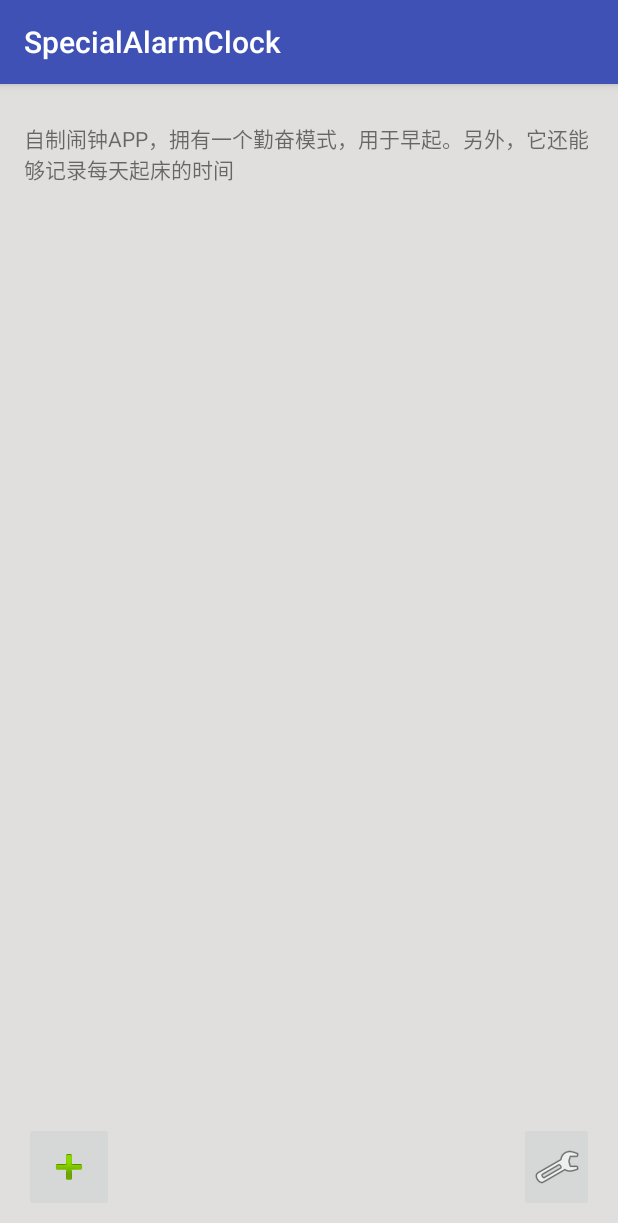
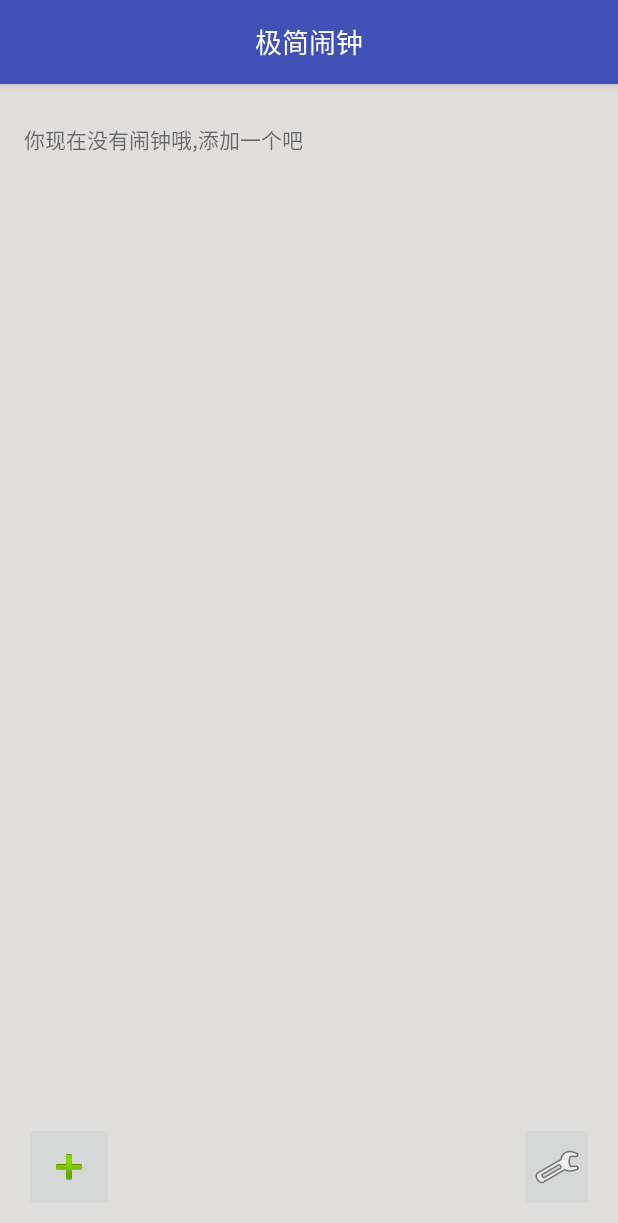
Before and after one commit to zeusro/SpecialAlarmClock, an Android app: the screen it shows after launch (AlarmActivity), on a phone screen of 412 x 824 dp. Shown: the top 1223 px of the screen. Run offline under Robolectric (Android 15) with nearby library versions, the phone set to English and light mode, and no system bars.

Commit message:
移植添加闹钟功能

```diff
--- a/app/src/main/java/zeusro/specialalarmclock/AlarmPreference.java
+++ b/app/src/main/java/zeusro/specialalarmclock/AlarmPreference.java
@@ -21,7 +21,8 @@ public class AlarmPreference {
         STRING,
         LIST,
         MULTIPLE_LIST,
-        TIME
+        TIME,
+        MULTIPLE_ImageButton,
     }
 
     private Key key;
--- a/app/src/main/java/zeusro/specialalarmclock/activity/AlarmActivity.java
+++ b/app/src/main/java/zeusro/specialalarmclock/activity/AlarmActivity.java
@@ -6,12 +6,15 @@ import android.content.DialogInterface;
 import android.content.DialogInterface.OnClickListener;
 import android.content.Intent;
 import android.os.Bundle;
+import android.util.Log;
 import android.view.HapticFeedbackConstants;
 import android.view.View;
 import android.widget.AdapterView;
 import android.widget.AdapterView.OnItemLongClickListener;
 import android.widget.CheckBox;
+import android.widget.ImageButton;
 import android.widget.ListView;
+import android.widget.TextView;
 import android.widget.Toast;
 
 import java.util.List;
@@ -25,6 +28,8 @@ public class AlarmActivity extends BaseActivity {
 
     AlarmListAdapter alarmListAdapter;
     ListView mathAlarmListView;
+    ImageButton add;
+
     @Override
     protected void onCreate(Bundle savedInstanceState) {
         super.onCreate(savedInstanceState);
@@ -34,10 +39,31 @@ public class AlarmActivity extends BaseActivity {
         //显示toast信息
         toast.show();
 
+        SetlistView();
+        SetAddItem();
     }
 
-    private void SetAlarmList(){
-        mathAlarmListView = (ListView) findViewById(android.R.id.list);
+
+    private void SetAddItem() {
+        add = (ImageButton) findViewById(R.id.Add);
+        if (add != null) {
+            add.setOnClickListener(new View.OnClickListener() {
+
+                @Override
+                public void onClick(View v) {
+                    Intent newAlarmIntent = new Intent(getApplicationContext(), AlarmPreferencesActivity.class);
+                    startActivity(newAlarmIntent);
+                }
+
+            });
+        }
+    }
+
+
+    private void SetlistView() {
+        mathAlarmListView = (ListView) findViewById(R.id.listView);
+        Log.d("debug", String.valueOf(mathAlarmListView != null));
+        if (mathAlarmListView != null) {
             mathAlarmListView.setLongClickable(true);
             mathAlarmListView.setOnItemLongClickListener(new OnItemLongClickListener() {
                 @Override
@@ -64,9 +90,7 @@ public class AlarmActivity extends BaseActivity {
                             dialog.dismiss();
                         }
                     });
-
                     dialog.show();
-
                     return true;
                 }
             });
@@ -88,44 +112,10 @@ public class AlarmActivity extends BaseActivity {
 
             });
         }
-
-    private void SetListView() {
-        ListView mathAlarmListView = (ListView) findViewById(android.R.id.list);
-        mathAlarmListView.setLongClickable(true);
-        mathAlarmListView.setOnItemLongClickListener(new OnItemLongClickListener() {
-            @Override
-            public boolean onItemLongClick(AdapterView<?> adapterView, View view, int position, long id) {
-                view.performHapticFeedback(HapticFeedbackConstants.LONG_PRESS);
-                final Alarm alarm = (Alarm) alarmListAdapter.getItem(position);
-                Builder dialog = new AlertDialog.Builder(AlarmActivity.this);
-                dialog.setTitle("Delete");
-                dialog.setMessage("Delete this alarm?");
-                dialog.setPositiveButton("Ok", new OnClickListener() {
-                    @Override
-                    public void onClick(DialogInterface dialog, int which) {
-
-                        Database.init(AlarmActivity.this);
-                        Database.deleteEntry(alarm);
-                        AlarmActivity.this.callMathAlarmScheduleService();
-
-                        updateAlarmList();
-                    }
-                });
-                dialog.setNegativeButton("Cancel", new OnClickListener() {
-                    @Override
-                    public void onClick(DialogInterface dialog, int which) {
-                        dialog.dismiss();
-                    }
-                });
-
-                dialog.show();
-
-                return true;
-            }
-        });
     }
 
-    public void updateAlarmList(){
+
+    public void updateAlarmList() {
         Database.init(AlarmActivity.this);
         final List<Alarm> alarms = Database.getAll();
         alarmListAdapter.setMathAlarms(alarms);
@@ -135,16 +125,29 @@ public class AlarmActivity extends BaseActivity {
             public void run() {
                 // reload content
                 AlarmActivity.this.alarmListAdapter.notifyDataSetChanged();
-                if (alarms.size() > 0) {
-                    findViewById(android.R.id.empty).setVisibility(View.INVISIBLE);
+                TextView text= (TextView)findViewById(R.id.textView);
+                if (alarms != null && alarms.size() > 0) {
+                    text.setVisibility(View.INVISIBLE);
                 } else {
-                    findViewById(android.R.id.empty).setVisibility(View.VISIBLE);
+                    text.setText(R.string.NoClockAlert);
+                    text.setVisibility(View.VISIBLE);
                 }
             }
         });
     }
 
 
+    @Override
+    protected void onPause() {
+        Database.deactivate();
+        super.onPause();
+    }
+
+    @Override
+    protected void onResume() {
+        super.onResume();
+        updateAlarmList();
+    }
 
 
     /**
--- a/app/src/main/java/zeusro/specialalarmclock/activity/BaseActivity.java
+++ b/app/src/main/java/zeusro/specialalarmclock/activity/BaseActivity.java
@@ -2,12 +2,14 @@ package zeusro.specialalarmclock.activity;
 
 import android.content.Intent;
 import android.os.Bundle;
+import android.support.v7.app.ActionBar;
 import android.support.v7.app.AppCompatActivity;
 import android.view.View;
 import android.view.ViewConfiguration;
 
 import java.lang.reflect.Field;
 
+import zeusro.specialalarmclock.R;
 import zeusro.specialalarmclock.receiver.AlarmServiceBroadcastReciever;
 
 /**
@@ -17,6 +19,9 @@ public class BaseActivity extends AppCompatActivity implements android.view.View
     @Override
     protected void onCreate(Bundle savedInstanceState) {
         super.onCreate(savedInstanceState);
+        ActionBar actionBar = getSupportActionBar();
+        actionBar.setDisplayOptions(ActionBar.DISPLAY_SHOW_CUSTOM);
+        actionBar.setCustomView(R.layout.middle_title_actionbar);
 
         try {
             ViewConfiguration config = ViewConfiguration.get(this);
--- a/app/src/main/res/layout/activity_home.xml
+++ b/app/src/main/res/layout/activity_home.xml
@@ -25,18 +25,20 @@
             android:layout_marginLeft="38dp"
             android:layout_marginStart="0dp"
             android:layout_marginTop="10dp"
-            android:text="@string/Introduction"
-            android:textAppearance="?android:attr/textAppearanceSmall"/>
+            android:textAppearance="?android:attr/textAppearanceSmall"
+            android:text="@string/Introduction"/>
 
         <ListView
             android:layout_width="wrap_content"
             android:layout_height="wrap_content"
-            android:id="@+id/listView"
             android:layout_above="@+id/bottom_menu"
             android:layout_alignParentRight="true"
             android:layout_alignParentEnd="true"
             android:layout_marginBottom="65dp"
-            android:longClickable="true"/>
+            android:longClickable="false"
+            android:headerDividersEnabled="false"
+            android:id="@+id/listView"
+            android:textFilterEnabled="false"/>
     </LinearLayout>
 
     <RelativeLayout
--- /dev/null
+++ b/app/src/main/res/layout/middle_title_actionbar.xml
@@ -0,0 +1,16 @@
+<?xml version="1.0" encoding="utf-8"?>
+<LinearLayout xmlns:android="http://schemas.android.com/apk/res/android"
+              android:layout_width="match_parent"
+              android:layout_height="wrap_content"
+              android:orientation="vertical" >
+
+    <TextView
+        android:layout_width="wrap_content"
+        android:layout_height="wrap_content"
+        android:layout_gravity="center"
+        android:text="极简闹钟"
+        android:textColor="#ffffff"
+        android:id="@+id/actionBarTitle"
+        android:textSize="18sp" />
+
+</LinearLayout>
--- /dev/null
+++ b/app/src/main/res/values-w820dp/strings.xml
@@ -0,0 +1,5 @@
+<?xml version="1.0" encoding="utf-8"?>
+<resources>
+    <string name="NoClockAlert">你现在没有闹钟哦,添加一个吧</string>
+    <string name="AlarmStatus">状态</string>
+</resources>
--- a/app/src/main/res/values/strings.xml
+++ b/app/src/main/res/values/strings.xml
@@ -15,4 +15,6 @@
     <string name="decimal_button_text">,</string>
     <string name="clear_button_text">Clear</string>
     <string name="minus_button_text">-</string>
+    <string name="NoClockAlert">你现在没有闹钟哦,添加一个吧</string>
+    <string name="AlarmStatus">状态</string>
 </resources>
```
Also changed, not shown: app/src/main/java/zeusro/specialalarmclock/Alarm.java (+18 -11 lines), app/src/main/java/zeusro/specialalarmclock/activity/AlarmPreferencesActivity.java (+28 -54 lines), app/src/main/java/zeusro/specialalarmclock/adapter/AlarmPreferenceListAdapter.java (+11 -26 lines). Lines whose indentation alone changed are shown as unchanged.
